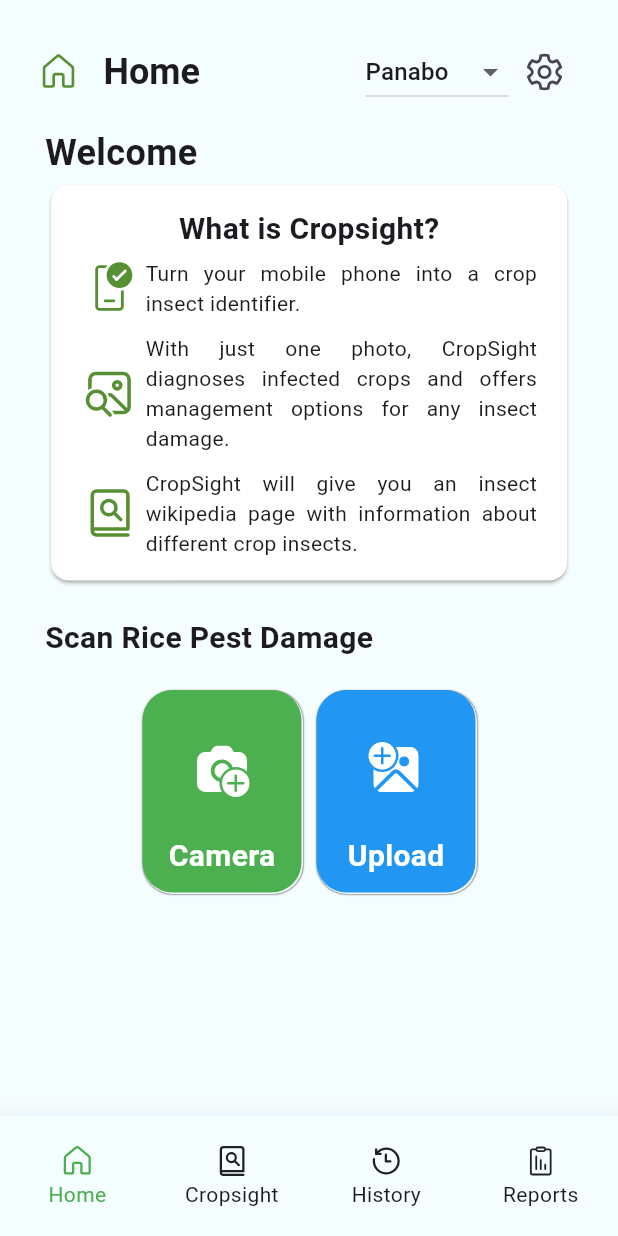
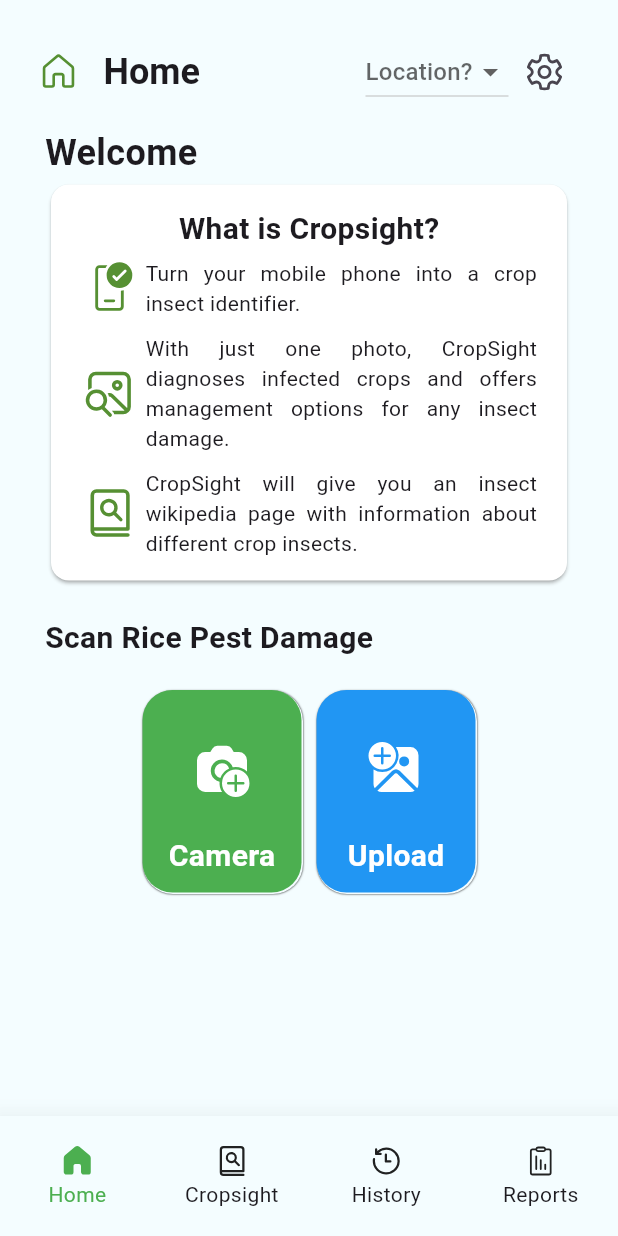
Before and after one commit to karlmacas29/cropsight-capstone-main, a Flutter app: the HomePageNav screen opened directly, on a phone screen of 412 x 824 dp. Run offline on Flutter 3.47's test engine with Material 3 defaults, Android fonts, the phone set to English and light mode, and no system bars; drawn by our look-alikes of animated_bottom_navigation_bar; our stand-ins replace file_picker, fl_chart, fluentui_system_icons, flutter_carousel_widget, image_picker, permission_handler and 2 more; missing offline and left inert: tflite_v2; accounts and stored records are empty.

Commit message:
modified:   lib/controller/db_controller.dart 	modified:   lib/views/navigation/history.dart 	modified:   lib/views/navigation/nav_page.dart 	modified:   lib/views/navigation/reports_tagging.dart 	modified:   lib/views/pages/history_data.dart 	modified:   lib/views/pages/reports_location.dart

```diff
--- a/lib/views/navigation/nav_page.dart
+++ b/lib/views/navigation/nav_page.dart
@@ -31,6 +31,13 @@
     FluentIcons.clipboard_data_bar_20_regular,
   ];
 
+  final _iconFilled = [
+    FluentIcons.home_12_filled,
+    FluentIcons.book_search_24_filled,
+    FluentIcons.history_24_filled,
+    FluentIcons.clipboard_data_bar_20_filled,
+  ];
+
   final _titleAppbar = [
     'Home',
     'Cropsight',
@@ -45,7 +52,7 @@
     'Nanyo',
   ];
 
-  String? selectedValue = 'Panabo';
+  String? selectedValue;
 
   // Method to load the saved value from SharedPreferences
   _loadSavedValue() async {
@@ -96,6 +103,10 @@
               scrolledUnderElevation: 0.0,
               actions: [
                 DropdownButton<String>(
+                  dropdownColor:
+                      Theme.of(context).brightness == Brightness.light
+                          ? const Color.fromRGBO(244, 253, 255, 1)
+                          : const Color.fromRGBO(18, 18, 18, 1),
                   hint: const Text('Location?'),
                   value: selectedValue,
                   items: dropdownItems.map((String value) {
@@ -165,7 +176,7 @@
             mainAxisAlignment: MainAxisAlignment.center,
             children: [
               Icon(
-                _iconappbar[index],
+                isActive ? _iconFilled[index] : _iconappbar[index],
                 color: isActive ? Colors.green : null,
               ),
               Text(
--- a/lib/views/navigation/reports_tagging.dart
+++ b/lib/views/navigation/reports_tagging.dart
@@ -217,6 +217,9 @@
           children: [
             const SizedBox(height: 10),
             DropdownButton<String>(
+              dropdownColor: Theme.of(context).brightness == Brightness.light
+                  ? const Color.fromRGBO(244, 253, 255, 1)
+                  : const Color.fromRGBO(18, 18, 18, 1),
               value: selectedPeriod,
               items: ['Monthly', 'Yearly']
                   .map((period) => DropdownMenuItem(
```
Also changed, not shown: lib/controller/db_controller.dart (+5 -5 lines), lib/views/navigation/history.dart (+13 -5 lines), lib/views/pages/history_data.dart (+48 -0 lines), lib/views/pages/reports_location.dart (+3 -13 lines).
